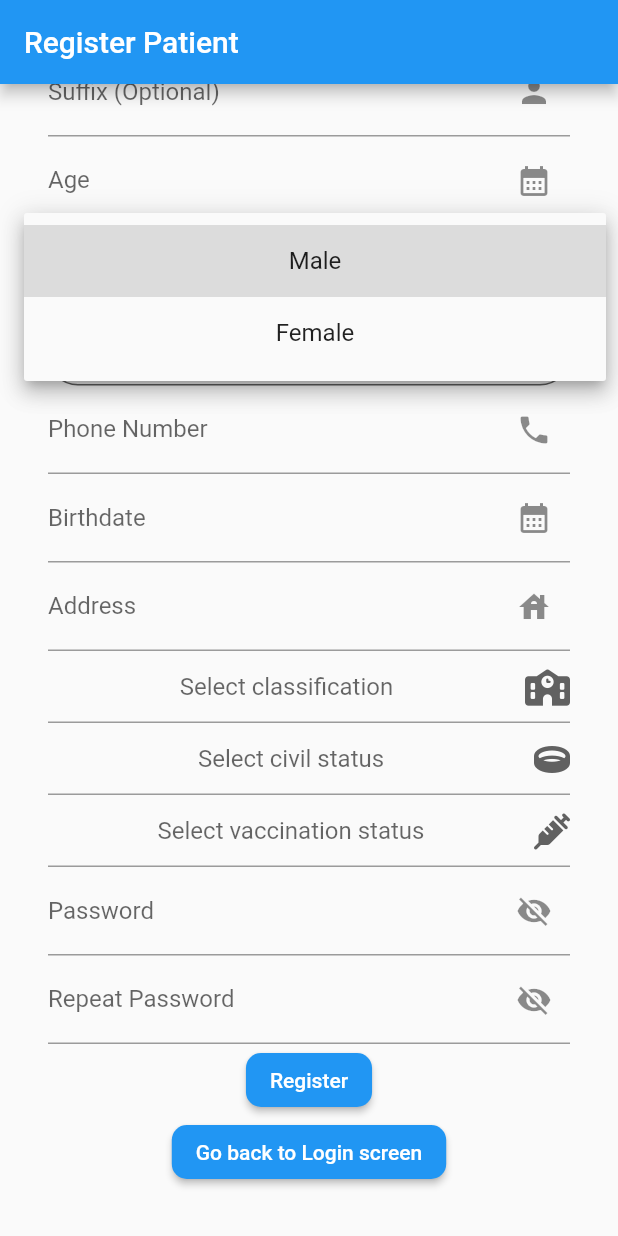
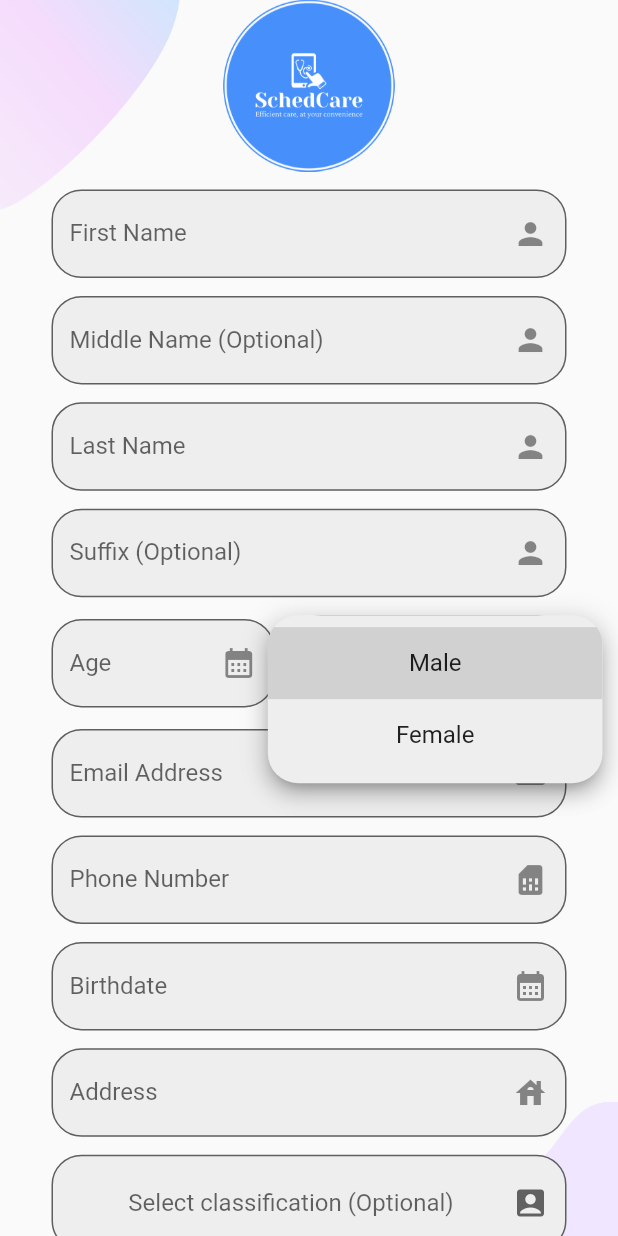
Before and after one commit to itsybitsci/schedcare, a Flutter app: the PatientRegisterScreen screen opened by its route, after a tap on "Select sex", on a phone screen of 412 x 824 dp. Run offline on Flutter 3.47's test engine with Material 2 defaults, Android fonts, the phone set to English and light mode, and no system bars; our stand-ins replace camera, cloud_firestore, email_validator, file_picker, firebase_analytics, firebase_auth and 15 more; missing offline and left inert: firebase_app_check, remove_emoji, touch_ripple_effect, videosdk; accounts and stored records are empty.

Commit message:
feat: Modified register as patient UI

```diff
--- a/lib/providers/generic_fields_provider.dart
+++ b/lib/providers/generic_fields_provider.dart
@@ -1,7 +1,6 @@
 import 'package:email_validator/email_validator.dart';
 import 'package:flutter/material.dart';
 import 'package:flutter/services.dart';
-import 'package:font_awesome_flutter/font_awesome_flutter.dart';
 import 'package:hooks_riverpod/hooks_riverpod.dart';
 import 'package:intl/intl.dart';
 import 'package:schedcare/utilities/constants.dart';
@@ -143,20 +142,32 @@ class GenericFieldsProvider extends ChangeNotifier {
   Widget buildPrefix() => TextFormField(
         keyboardType: TextInputType.name,
         controller: _prefixController,
-        decoration: const InputDecoration(
+        decoration: InputDecoration(
           labelText: 'Prefix (Optional)',
           hintText: 'Enter prefix',
-          suffixIcon: Icon(Icons.person),
+          border: OutlineInputBorder(
+            borderSide: const BorderSide(color: Colors.blue, width: 3),
+            borderRadius: BorderRadius.circular(20),
+          ),
+          filled: true,
+          fillColor: Colors.grey[200],
+          suffixIcon: const Icon(Icons.person),
         ),
       );
 
   Widget buildFirstName() => TextFormField(
         keyboardType: TextInputType.name,
         controller: _firstNameController,
-        decoration: const InputDecoration(
+        decoration: InputDecoration(
           labelText: 'First Name',
           hintText: 'Enter first name',
-          suffixIcon: Icon(Icons.person),
+          suffixIcon: const Icon(Icons.person),
+          border: OutlineInputBorder(
+            borderSide: const BorderSide(color: Colors.blue, width: 3),
+            borderRadius: BorderRadius.circular(20),
+          ),
+          filled: true,
+          fillColor: Colors.grey[200],
         ),
         inputFormatters: [
           FilteringTextInputFormatter.allow(
@@ -171,10 +182,16 @@ class GenericFieldsProvider extends ChangeNotifier {
   Widget buildMiddleName() => TextFormField(
         keyboardType: TextInputType.name,
         controller: _middleNameController,
-        decoration: const InputDecoration(
+        decoration: InputDecoration(
           labelText: 'Middle Name (Optional)',
           hintText: 'Enter middle name',
-          suffixIcon: Icon(Icons.person),
+          suffixIcon: const Icon(Icons.person),
+          border: OutlineInputBorder(
+            borderSide: const BorderSide(color: Colors.blue, width: 3),
+            borderRadius: BorderRadius.circular(20),
+          ),
+          filled: true,
+          fillColor: Colors.grey[200],
         ),
         inputFormatters: [
           FilteringTextInputFormatter.allow(
@@ -186,10 +203,16 @@ class GenericFieldsProvider extends ChangeNotifier {
   Widget buildLastName() => TextFormField(
         keyboardType: TextInputType.name,
         controller: _lastNameController,
-        decoration: const InputDecoration(
+        decoration: InputDecoration(
           labelText: 'Last Name',
           hintText: 'Enter last name',
-          suffixIcon: Icon(Icons.person),
+          suffixIcon: const Icon(Icons.person),
+          border: OutlineInputBorder(
+            borderSide: const BorderSide(color: Colors.blue, width: 3),
+            borderRadius: BorderRadius.circular(20),
+          ),
+          filled: true,
+          fillColor: Colors.grey[200],
         ),
         inputFormatters: [
           FilteringTextInputFormatter.allow(
@@ -204,20 +227,32 @@ class GenericFieldsProvider extends ChangeNotifier {
   Widget buildSuffix() => TextFormField(
         keyboardType: TextInputType.name,
         controller: _suffixController,
-        decoration: const InputDecoration(
+        decoration: InputDecoration(
           labelText: 'Suffix (Optional)',
           hintText: 'Enter suffix',
-          suffixIcon: Icon(Icons.person),
+          suffixIcon: const Icon(Icons.person),
+          border: OutlineInputBorder(
+            borderSide: const BorderSide(color: Colors.blue, width: 3),
+            borderRadius: BorderRadius.circular(20),
+          ),
+          filled: true,
+          fillColor: Colors.grey[200],
         ),
       );
 
   Widget buildAge() => TextFormField(
         keyboardType: TextInputType.number,
         controller: _ageController,
-        decoration: const InputDecoration(
+        decoration: InputDecoration(
           labelText: 'Age',
           hintText: 'Enter age',
-          suffixIcon: Icon(Icons.calendar_month),
+          suffixIcon: const Icon(Icons.calendar_month),
+          border: OutlineInputBorder(
+            borderSide: const BorderSide(color: Colors.blue, width: 3),
+            borderRadius: BorderRadius.circular(20),
+          ),
+          filled: true,
+          fillColor: Colors.grey[200],
         ),
         validator: (value) {
           return value!.isEmpty ? 'Required' : null;
@@ -226,11 +261,19 @@ class GenericFieldsProvider extends ChangeNotifier {
 
   Widget buildSexesDropdown({bool editProfile = false}) =>
       DropdownButtonFormField<String>(
+        borderRadius: BorderRadius.circular(20),
+        dropdownColor: Colors.grey[200],
         value: editProfile ? _sexesDropdownValue : null,
         hint: const Text('Select sex'),
         alignment: AlignmentDirectional.center,
-        decoration: const InputDecoration(
-          suffixIcon: Icon(Icons.person),
+        decoration: InputDecoration(
+          suffixIcon: const Icon(Icons.person),
+          border: OutlineInputBorder(
+            borderSide: const BorderSide(color: Colors.blue, width: 3),
+            borderRadius: BorderRadius.circular(20),
+          ),
+          filled: true,
+          fillColor: Colors.grey[200],
         ),
         isExpanded: true,
         onChanged: (String? value) {
@@ -254,10 +297,16 @@ class GenericFieldsProvider extends ChangeNotifier {
         readOnly: true,
         enableInteractiveSelection: false,
         controller: _birthdateController,
-        decoration: const InputDecoration(
+        decoration: InputDecoration(
           labelText: 'Birthdate',
           hintText: 'Enter birthdate',
-          suffixIcon: Icon(Icons.calendar_month),
+          suffixIcon: const Icon(Icons.calendar_month),
+          border: OutlineInputBorder(
+            borderSide: const BorderSide(color: Colors.blue, width: 3),
+            borderRadius: BorderRadius.circular(20),
+          ),
+          filled: true,
+          fillColor: Colors.grey[200],
         ),
         onTap: () async {
           DateTime? pickedDate = await showDatePicker(
@@ -302,10 +351,17 @@ class GenericFieldsProvider extends ChangeNotifier {
   Widget buildPhoneNumber() => TextFormField(
         keyboardType: TextInputType.phone,
         controller: _phoneNumberController,
-        decoration: const InputDecoration(
-            suffixIcon: Icon(Icons.phone),
-            labelText: 'Phone Number',
-            hintText: '(+63)'),
+        decoration: InputDecoration(
+          suffixIcon: const Icon(Icons.sim_card),
+          labelText: 'Phone Number',
+          hintText: '(+63)',
+          border: OutlineInputBorder(
+            borderSide: const BorderSide(color: Colors.blue, width: 3),
+            borderRadius: BorderRadius.circular(20),
+          ),
+          filled: true,
+          fillColor: Colors.grey[200],
+        ),
         validator: (value) {
           if (value!.isEmpty) return 'Required';
           return !value.contains(RegExp('^(09|\\+639)\\d{9}\$'))
@@ -317,10 +373,17 @@ class GenericFieldsProvider extends ChangeNotifier {
   Widget buildAddress() => TextFormField(
         keyboardType: TextInputType.streetAddress,
         controller: _addressController,
-        decoration: const InputDecoration(
-            suffixIcon: Icon(Icons.house),
-            labelText: 'Address',
-            hintText: 'Enter current address'),
+        decoration: InputDecoration(
+          suffixIcon: const Icon(Icons.house),
+          labelText: 'Address',
+          hintText: 'Enter current address',
+          border: OutlineInputBorder(
+            borderSide: const BorderSide(color: Colors.blue, width: 3),
+            borderRadius: BorderRadius.circular(20),
+          ),
+          filled: true,
+          fillColor: Colors.grey[200],
+        ),
         validator: (value) {
           return value!.isEmpty ? 'Required' : null;
         },
@@ -329,10 +392,17 @@ class GenericFieldsProvider extends ChangeNotifier {
   Widget buildUhsIdNumber() => TextFormField(
         keyboardType: TextInputType.number,
         controller: _uhsIdNumberController,
-        decoration: const InputDecoration(
-            suffixIcon: FaIcon(FontAwesomeIcons.idCard),
-            labelText: 'UHS ID Number (Optional)',
-            hintText: 'Enter UHS ID No.'),
+        decoration: InputDecoration(
+          suffixIcon: const Icon(Icons.credit_card),
+          labelText: 'UHS ID Number (Optional)',
+          hintText: 'Enter UHS ID No.',
+          border: OutlineInputBorder(
+            borderSide: const BorderSide(color: Colors.blue, width: 3),
+            borderRadius: BorderRadius.circular(20),
+          ),
+          filled: true,
+          fillColor: Colors.grey[200],
+        ),
         inputFormatters: [
           FilteringTextInputFormatter.allow(
             RegExp('[0-9]'),
@@ -344,7 +414,7 @@ class GenericFieldsProvider extends ChangeNotifier {
         keyboardType: TextInputType.name,
         controller: _specializationController,
         decoration: const InputDecoration(
-            suffixIcon: FaIcon(FontAwesomeIcons.idCard),
+            suffixIcon: Icon(Icons.work),
             labelText: 'Specialization',
             hintText: 'Enter specialization.'),
         validator: (value) {
@@ -354,12 +424,20 @@ class GenericFieldsProvider extends ChangeNotifier {
 
   Widget buildVaccinationStatus({bool editProfile = false}) =>
       DropdownButtonFormField<String>(
+        borderRadius: BorderRadius.circular(20),
+        dropdownColor: Colors.grey[200],
         value: editProfile ? _vaccinationStatusDropdownValue : null,
         hint: const Text('Select vaccination status'),
         alignment: AlignmentDirectional.center,
         isExpanded: true,
-        decoration: const InputDecoration(
-          suffixIcon: FaIcon(FontAwesomeIcons.syringe),
+        decoration: InputDecoration(
+          suffixIcon: const Icon(Icons.health_and_safety),
+          border: OutlineInputBorder(
+            borderSide: const BorderSide(color: Colors.blue, width: 3),
+            borderRadius: BorderRadius.circular(20),
+          ),
+          filled: true,
+          fillColor: Colors.grey[200],
         ),
         onChanged: (String? value) {
           _vaccinationStatusDropdownValue = value!;
@@ -380,11 +458,19 @@ class GenericFieldsProvider extends ChangeNotifier {
 
   Widget buildClassification({bool editProfile = false}) =>
       DropdownButtonFormField<String>(
+        borderRadius: BorderRadius.circular(20),
+        dropdownColor: Colors.grey[200],
         value: editProfile ? _classificationsDropdownValue : null,
-        hint: const Text('Select classification'),
+        hint: const Text('Select classification (Optional)'),
         alignment: AlignmentDirectional.center,
-        decoration: const InputDecoration(
-          suffixIcon: FaIcon(FontAwesomeIcons.school),
+        decoration: InputDecoration(
+          suffixIcon: const Icon(Icons.account_box),
+          border: OutlineInputBorder(
+            borderSide: const BorderSide(color: Colors.blue, width: 3),
+            borderRadius: BorderRadius.circular(20),
+          ),
+          filled: true,
+          fillColor: Colors.grey[200],
         ),
         isExpanded: true,
         onChanged: (String? value) {
@@ -403,11 +489,19 @@ class GenericFieldsProvider extends ChangeNotifier {
 
   Widget buildCivilStatus({bool editProfile = false}) =>
       DropdownButtonFormField<String>(
+        borderRadius: BorderRadius.circular(20),
+        dropdownColor: Colors.grey[200],
         value: editProfile ? _civilStatusDropdownValue : null,
         hint: const Text('Select civil status'),
         alignment: AlignmentDirectional.center,
-        decoration: const InputDecoration(
-          suffixIcon: FaIcon(FontAwesomeIcons.ring),
+        decoration: InputDecoration(
+          suffixIcon: const Icon(Icons.safety_divider),
+          border: OutlineInputBorder(
+            borderSide: const BorderSide(color: Colors.blue, width: 3),
+            borderRadius: BorderRadius.circular(20),
+          ),
+          filled: true,
+          fillColor: Colors.grey[200],
         ),
         isExpanded: true,
         onChanged: (String? value) {
@@ -444,6 +538,12 @@ class GenericFieldsProvider extends ChangeNotifier {
               }
             },
           ),
+          border: OutlineInputBorder(
+            borderSide: const BorderSide(color: Colors.blue, width: 3),
+            borderRadius: BorderRadius.circular(20),
+          ),
+          filled: true,
+          fillColor: Colors.grey[200],
         ),
         obscureText: !_passwordVisible,
         validator: (value) {
@@ -483,6 +583,12 @@ class GenericFieldsProvider extends ChangeNotifier {
               }
             },
           ),
+          border: OutlineInputBorder(
+            borderSide: const BorderSide(color: Colors.blue, width: 3),
+            borderRadius: BorderRadius.circular(20),
+          ),
+          filled: true,
+          fillColor: Colors.grey[200],
         ),
         obscureText: !_repeatPasswordVisible,
         validator: (value) {
--- a/lib/screens/common/login_screen.dart
+++ b/lib/screens/common/login_screen.dart
@@ -29,7 +29,7 @@ class LoginScreen extends HookConsumerWidget {
       body: Background(
         child: Form(
           key: formKeyLogin,
-          child: Center(
+          child: SingleChildScrollView(
             child: Column(
               children: [
                 SizedBox(
--- a/lib/screens/common/reset_password_screen.dart
+++ b/lib/screens/common/reset_password_screen.dart
@@ -48,8 +48,9 @@ class ResetPasswordScreen extends HookConsumerWidget {
                   height: 200.h,
                 ),
                 ConstrainedBox(
-                    constraints: BoxConstraints(maxWidth: 300.w),
-                    child: genericFieldsNotifier.buildEmail()),
+                  constraints: BoxConstraints(maxWidth: 300.w),
+                  child: genericFieldsNotifier.buildEmail(),
+                ),
                 SizedBox(
                   height: 10.h,
                 ),
@@ -72,7 +73,7 @@ class ResetPasswordScreen extends HookConsumerWidget {
                   },
                 ),
                 SizedBox(
-                  height: 200.h,
+                  height: 250.h,
                 ),
                 const Text('Already know your password?'),
                 RichText(
--- a/lib/screens/patient/authentication/patient_register_screen.dart
+++ b/lib/screens/patient/authentication/patient_register_screen.dart
@@ -1,9 +1,13 @@
+import 'package:flutter/gestures.dart';
 import 'package:flutter/material.dart';
+import 'package:flutter_hooks/flutter_hooks.dart';
+import 'package:flutter_screenutil/flutter_screenutil.dart';
 import 'package:go_router/go_router.dart';
 import 'package:hooks_riverpod/hooks_riverpod.dart';
 import 'package:remove_emoji/remove_emoji.dart';
 import 'package:schedcare/providers/firebase_services_provider.dart';
 import 'package:schedcare/providers/generic_fields_provider.dart';
+import 'package:schedcare/utilities/components.dart';
 import 'package:schedcare/utilities/constants.dart';
 import 'package:schedcare/utilities/widgets.dart';
 
@@ -16,44 +20,118 @@ class PatientRegisterScreen extends HookConsumerWidget {
   Widget build(BuildContext context, WidgetRef ref) {
     final firebaseServicesNotifier = ref.watch(firebaseServicesProvider);
     final genericFieldsNotifier = ref.watch(genericFieldsProvider);
+    final scrollController = useScrollController();
 
     return Scaffold(
-      appBar: AppBar(
-        title: const Text('Register Patient'),
-        automaticallyImplyLeading: false,
-      ),
-      body: Form(
+      body: Background(
+        child: Form(
           key: formKeyRegisterPatient,
+          child: Scrollbar(
+            controller: scrollController,
             child: SingleChildScrollView(
-          reverse: true,
-          padding: const EdgeInsets.all(32),
               child: Column(
                 mainAxisAlignment: MainAxisAlignment.center,
                 children: [
-              genericFieldsNotifier.buildFirstName(),
-              genericFieldsNotifier.buildMiddleName(),
-              genericFieldsNotifier.buildLastName(),
-              genericFieldsNotifier.buildSuffix(),
-              genericFieldsNotifier.buildAge(),
-              genericFieldsNotifier.buildSexesDropdown(),
-              genericFieldsNotifier.buildEmail(),
-              genericFieldsNotifier.buildPhoneNumber(),
-              genericFieldsNotifier.buildBirthdate(context),
-              genericFieldsNotifier.buildAddress(),
-              genericFieldsNotifier.buildClassification(),
-              genericFieldsNotifier.buildCivilStatus(),
-              genericFieldsNotifier.buildVaccinationStatus(),
-              genericFieldsNotifier.buildPassword(),
-              genericFieldsNotifier.buildRepeatPassword(),
+                  ConstrainedBox(
+                    constraints:
+                        BoxConstraints(maxWidth: 100.w, maxHeight: 100.h),
+                    child: Image.asset("assets/images/splash.png"),
+                  ),
+                  SizedBox(height: 10.h),
+                  ConstrainedBox(
+                    constraints: BoxConstraints(maxWidth: 300.w),
+                    child: genericFieldsNotifier.buildFirstName(),
+                  ),
+                  SizedBox(height: 10.h),
+                  ConstrainedBox(
+                    constraints: BoxConstraints(maxWidth: 300.w),
+                    child: genericFieldsNotifier.buildMiddleName(),
+                  ),
+                  SizedBox(height: 10.h),
+                  ConstrainedBox(
+                    constraints: BoxConstraints(maxWidth: 300.w),
+                    child: genericFieldsNotifier.buildLastName(),
+                  ),
+                  SizedBox(height: 10.h),
+                  ConstrainedBox(
+                    constraints: BoxConstraints(maxWidth: 300.w),
+                    child: genericFieldsNotifier.buildSuffix(),
+                  ),
+                  SizedBox(height: 10.h),
+                  Row(
+                    mainAxisAlignment: MainAxisAlignment.center,
+                    children: [
+                      ConstrainedBox(
+                        constraints: BoxConstraints(maxWidth: 130.w),
+                        child: genericFieldsNotifier.buildAge(),
+                      ),
+                      SizedBox(width: 10.w),
+                      ConstrainedBox(
+                        constraints: BoxConstraints(maxWidth: 160.w),
+                        child: genericFieldsNotifier.buildSexesDropdown(),
+                      ),
+                    ],
+                  ),
+                  SizedBox(height: 10.h),
+                  ConstrainedBox(
+                    constraints: BoxConstraints(maxWidth: 300.w),
+                    child: genericFieldsNotifier.buildEmail(),
+                  ),
+                  SizedBox(height: 10.h),
+                  ConstrainedBox(
+                    constraints: BoxConstraints(maxWidth: 300.w),
+                    child: genericFieldsNotifier.buildPhoneNumber(),
+                  ),
+                  SizedBox(height: 10.h),
+                  ConstrainedBox(
+                    constraints: BoxConstraints(maxWidth: 300.w),
+                    child: genericFieldsNotifier.buildBirthdate(context),
+                  ),
+                  SizedBox(height: 10.h),
+                  ConstrainedBox(
+                    constraints: BoxConstraints(maxWidth: 300.w),
+                    child: genericFieldsNotifier.buildAddress(),
+                  ),
+                  SizedBox(height: 10.h),
+                  ConstrainedBox(
+                    constraints: BoxConstraints(maxWidth: 300.w),
+                    child: genericFieldsNotifier.buildClassification(),
+                  ),
+                  SizedBox(height: 10.h),
+                  ConstrainedBox(
+                    constraints: BoxConstraints(maxWidth: 300.w),
+                    child: genericFieldsNotifier.buildCivilStatus(),
+                  ),
+                  SizedBox(height: 10.h),
+                  ConstrainedBox(
+                    constraints: BoxConstraints(maxWidth: 300.w),
+                    child: genericFieldsNotifier.buildUhsIdNumber(),
+                  ),
+                  SizedBox(height: 10.h),
+                  ConstrainedBox(
+                    constraints: BoxConstraints(maxWidth: 300.w),
+                    child: genericFieldsNotifier.buildVaccinationStatus(),
+                  ),
+                  SizedBox(height: 10.h),
+                  ConstrainedBox(
+                    constraints: BoxConstraints(maxWidth: 300.w),
+                    child: genericFieldsNotifier.buildPassword(),
+                  ),
+                  SizedBox(height: 10.h),
+                  ConstrainedBox(
+                      constraints: BoxConstraints(maxWidth: 300.w),
+                      child: genericFieldsNotifier.buildRepeatPassword()),
+                  SizedBox(height: 10.h),
                   firebaseServicesNotifier.getLoading
                       ? loading(color: Colors.blue)
                       : ElevatedButton(
                           onPressed: () async {
-                        if (formKeyRegisterPatient.currentState!.validate()) {
+                            if (formKeyRegisterPatient.currentState!
+                                .validate()) {
                               formKeyRegisterPatient.currentState?.save();
                               Map<String, dynamic> data = {
-                            ModelFields.id:
-                                firebaseServicesNotifier.getCurrentUser!.uid,
+                                ModelFields.id: firebaseServicesNotifier
+                                    .getCurrentUser!.uid,
                                 ModelFields.email: genericFieldsNotifier.email,
                                 ModelFields.role: AppConstants.patient,
                                 ModelFields.firstName:
@@ -62,14 +140,16 @@ class PatientRegisterScreen extends HookConsumerWidget {
                                     genericFieldsNotifier.middleName,
                                 ModelFields.lastName:
                                     genericFieldsNotifier.lastName,
-                            ModelFields.suffix: genericFieldsNotifier.suffix,
+                                ModelFields.suffix:
+                                    genericFieldsNotifier.suffix,
                                 ModelFields.age: genericFieldsNotifier.age,
                                 ModelFields.birthDate:
                                     genericFieldsNotifier.birthdate,
                                 ModelFields.sex: genericFieldsNotifier.sex,
                                 ModelFields.phoneNumber:
                                     genericFieldsNotifier.phoneNumber,
-                            ModelFields.address: genericFieldsNotifier.address,
+                                ModelFields.address:
+                                    genericFieldsNotifier.address,
                                 ModelFields.civilStatus:
                                     genericFieldsNotifier.civilStatus,
                                 ModelFields.classification:
@@ -90,15 +170,35 @@ class PatientRegisterScreen extends HookConsumerWidget {
                               if (context.mounted) context.pop();
                             }
                           },
-                      child: const Text('Register'),
+                          child: Text('REGISTER',
+                              style: TextStyle(fontSize: 15.sp)),
                         ),
-              ElevatedButton(
-                onPressed: () {
-                  context.pop();
-                },
-                child: const Text('Go back to Login screen'),
+                  SizedBox(height: 10.h),
+                  const Text('Already have an account?'),
+                  RichText(
+                    text: TextSpan(
+                      style: const TextStyle(
+                        color: Colors.black,
                       ),
+                      children: [
+                        const TextSpan(text: 'Click '),
+                        TextSpan(
+                          text: 'here',
+                          style: const TextStyle(
+                            color: Colors.blue,
+                          ),
+                          recognizer: TapGestureRecognizer()
+                            ..onTap = () => context.pop(),
+                        ),
+                        const TextSpan(
+                            text: ' to go back to the login screen.'),
                       ],
+                    ),
+                  ),
+                  SizedBox(height: 20.h),
+                ],
+              ),
+            ),
           ),
         ),
       ),
--- a/lib/utilities/components.dart
+++ b/lib/utilities/components.dart
@@ -1,5 +1,4 @@
 import 'package:flutter/material.dart';
-import 'package:schedcare/utilities/constants.dart';
 
 class Background extends StatelessWidget {
   final Widget child;
@@ -42,27 +41,3 @@ class Background extends StatelessWidget {
     );
   }
 }
-
-class LoginScreenTopImage extends StatelessWidget {
-  const LoginScreenTopImage({
-    Key? key,
-  }) : super(key: key);
-
-  @override
-  Widget build(BuildContext context) {
-    return Column(
-      children: [
-        Row(
-          children: [
-            const Spacer(),
-            Expanded(
-              flex: 8,
-              child: Image.asset("assets/images/splash.png"),
-            ),
-            const Spacer(),
-          ],
-        ),
-      ],
-    );
-  }
-}
--- a/pubspec.yaml
+++ b/pubspec.yaml
@@ -42,7 +42,6 @@ dependencies:
   hooks_riverpod: ^2.2.0
   flutter_launcher_icons: ^0.12.0
   intl: ^0.17.0
-  font_awesome_flutter: ^10.4.0
   firebase_analytics: ^10.1.4
   firebase_performance: ^0.9.0+14
   firebase_app_check: ^0.1.1+12
```
Also changed, not shown: pubspec.lock. Lines whose indentation alone changed are shown as unchanged.
